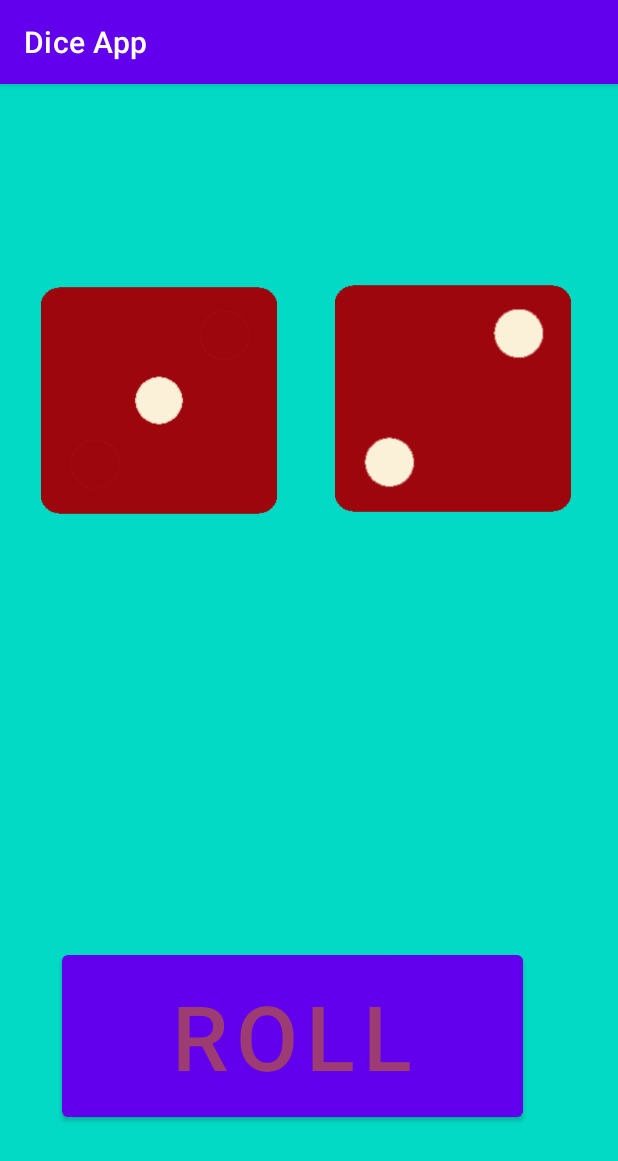
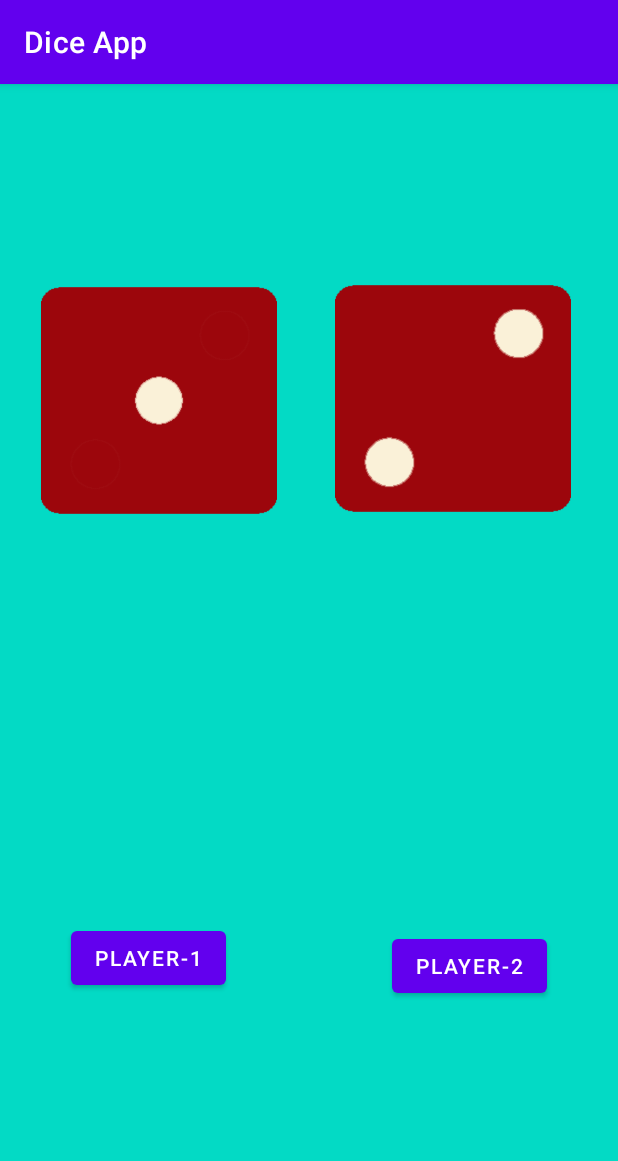
Before and after one commit to botirmasharipov/Dice-Game-Kotlin, an Android app: the screen it shows after launch (MainActivity), on a phone screen of 412 x 824 dp. Shown: the top 1161 px of the screen. Run offline under Robolectric (Android 15) with nearby library versions, the phone set to English and light mode, and no system bars; 3 statements that could not run were skipped.

Commit message:
editButtons

```diff
--- a/app/src/main/java/com/example/dice_gameapp/MainActivity.kt
+++ b/app/src/main/java/com/example/dice_gameapp/MainActivity.kt
@@ -7,14 +7,22 @@ import android.widget.ImageView
 
 class MainActivity : AppCompatActivity() {
     lateinit var rollBtn:Button
-    lateinit var diceImg:ImageView
+//    lateinit var diceImg:ImageView
+      lateinit var diceImg1:ImageView
+      lateinit var diceImg2:ImageView
+
 
     override fun onCreate(savedInstanceState: Bundle?) {
         super.onCreate(savedInstanceState)
         setContentView(R.layout.activity_main)
 
         rollBtn=findViewById(R.id.roll_btn)
-        diceImg= findViewById(R.id.dice_img)
+//        diceImg= findViewById(R.id.dice_img)
+        diceImg1= findViewById(R.id.dice_img1)
+        diceImg2= findViewById(R.id.dice_img2)
+
+
+
         rollBtn.setOnClickListener(){
             var randomNum:Int = (1..6).random()
             var image = when(randomNum){
@@ -25,7 +33,9 @@ class MainActivity : AppCompatActivity() {
                 5 -> R.drawable.dice5
                 else -> R.drawable.dice6
             }
-            diceImg.setImageResource(image)
+            diceImg1.setImageResource(image)
+
+
         }
     }
 }
--- a/app/src/main/res/layout/activity_main.xml
+++ b/app/src/main/res/layout/activity_main.xml
@@ -5,17 +5,7 @@
     android:layout_width="match_parent"
     android:layout_height="match_parent"
     android:background="@color/teal_200"
-
     tools:context=".MainActivity">
-
-<!--    <ImageView-->
-<!--        android:id="@+id/dice_img"-->
-<!--        android:layout_width="150dp"-->
-<!--        android:layout_height="150dp"-->
-<!--        android:layout_centerInParent="true"-->
-<!--        android:contentDescription="@string/dice_img"-->
-<!--        android:src="@drawable/dice6" />-->
-
 
 
     <ImageView
@@ -39,21 +29,26 @@
         app:srcCompat="@drawable/dice2" />
 
 
+
     <Button
+        android:id="@+id/roll_btn1"
+        android:layout_width="wrap_content"
+        android:layout_height="wrap_content"
+        android:layout_alignParentStart="true"
+        android:layout_alignParentBottom="true"
+        android:layout_marginStart="47dp"
+        android:layout_marginBottom="161dp"
+        android:text="Player-1" />
 
-        android:id="@+id/roll_btn"
-        android:layout_width="307dp"
-        android:layout_height="120dp"
-        android:layout_alignParentStart="true"
+    <Button
+        android:id="@+id/roll_btn2"
+        android:layout_width="wrap_content"
+        android:layout_height="wrap_content"
         android:layout_alignParentEnd="true"
         android:layout_alignParentBottom="true"
-        android:layout_marginStart="41dp"
-        android:layout_marginTop="8dp"
-        android:layout_marginEnd="63dp"
-        android:layout_marginBottom="73dp"
-        android:text="@string/roll_dice_txt"
-        android:textColor="@color/dark_pink"
-        android:textSize="60sp" />
+        android:layout_marginEnd="47dp"
+        android:layout_marginBottom="156dp"
+        android:text="Player-2" />
 
 
 </RelativeLayout>
```
